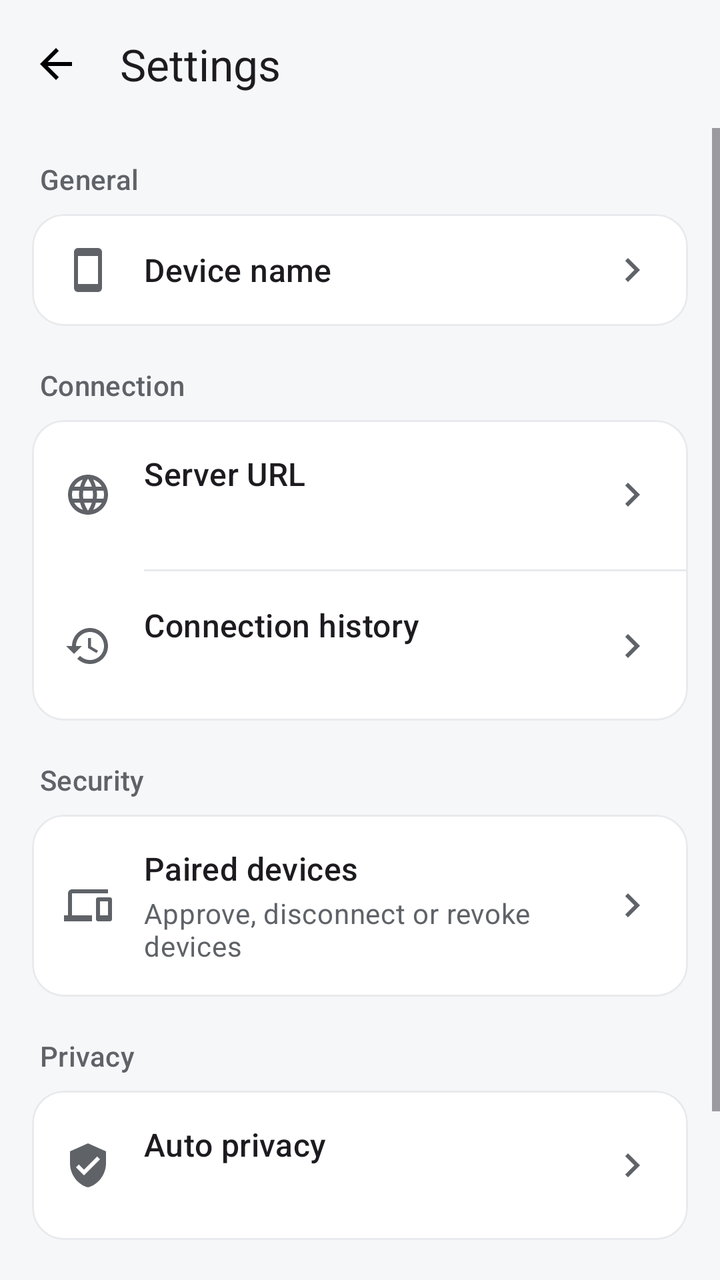
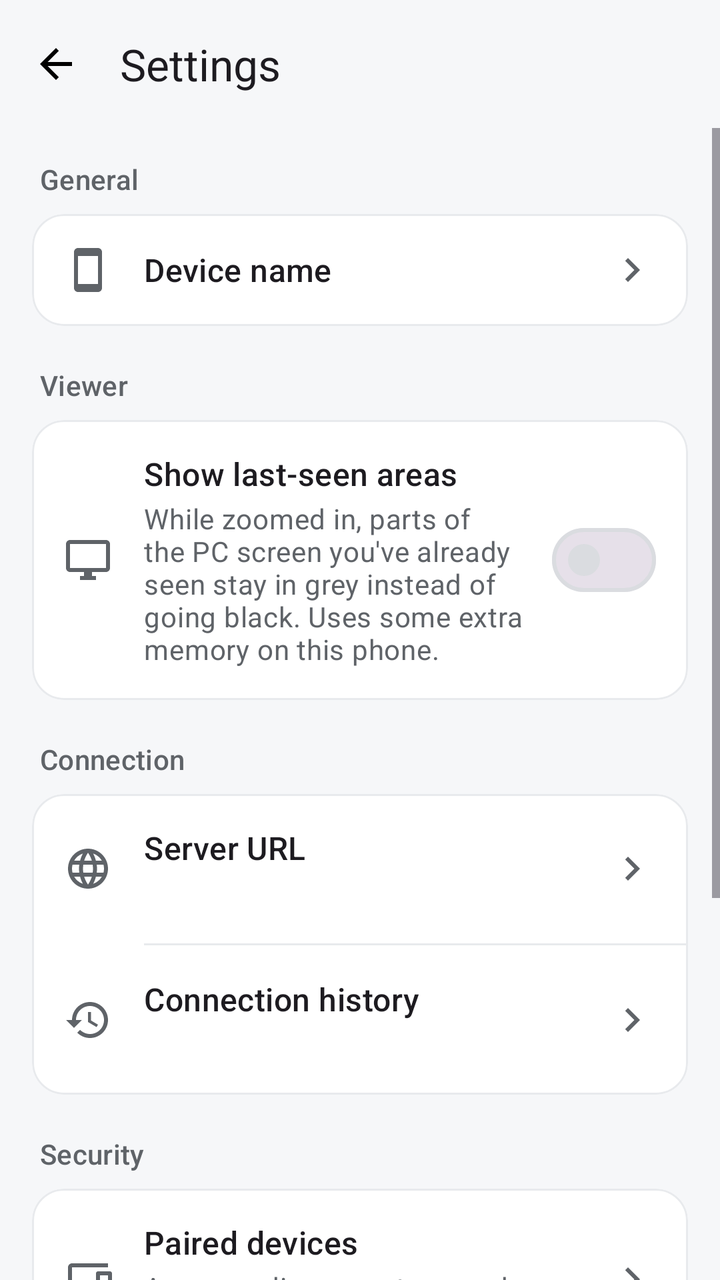

Compare the two renders of this Android layout. The source of the first and the diff that turns it into the second are given below.
<!-- AndroidManifest.xml: application theme Theme.RemoteDesktop -->
<!-- res/layout/activity_settings.xml -->
<?xml version="1.0" encoding="utf-8"?>
<LinearLayout xmlns:android="http://schemas.android.com/apk/res/android"
    xmlns:app="http://schemas.android.com/apk/res-auto"
    android:layout_width="match_parent"
    android:layout_height="match_parent"
    android:orientation="vertical">

    <com.google.android.material.appbar.MaterialToolbar
        android:id="@+id/toolbar"
        android:layout_width="match_parent"
        android:layout_height="?attr/actionBarSize"
        android:background="@android:color/transparent"
        app:navigationIcon="@drawable/ic_arrow_back"
        app:title="Settings" />

    <ScrollView
        android:layout_width="match_parent"
        android:layout_height="match_parent"
        android:fillViewport="true">

        <LinearLayout
            android:layout_width="match_parent"
            android:layout_height="wrap_content"
            android:orientation="vertical"
            android:padding="16dp">

            
            <TextView
                style="@style/RdSectionHeader"
                android:layout_marginTop="0dp"
                android:text="General" />

            <com.google.android.material.card.MaterialCardView
                android:layout_width="match_parent"
                android:layout_height="wrap_content"
                style="@style/RdCard">

                <LinearLayout
                    android:id="@+id/deviceNameRow"
                    android:layout_width="match_parent"
                    android:layout_height="wrap_content"
                    android:orientation="horizontal"
                    android:gravity="center_vertical"
                    android:padding="16dp"
                    android:background="?attr/selectableItemBackground">

                    <ImageView
                        style="@style/RdRowIcon"
                        android:importantForAccessibility="no"
                        android:src="@drawable/ic_smartphone"
                        app:tint="?attr/colorOnSurfaceVariant" />

                    <TextView
                        android:layout_width="0dp"
                        android:layout_height="wrap_content"
                        android:layout_weight="1"
                        android:text="Device name"
                        android:textAppearance="?attr/textAppearanceTitleMedium" />

                    <TextView
                        android:id="@+id/deviceNameValue"
                        android:layout_width="wrap_content"
                        android:layout_height="wrap_content"
                        android:layout_marginStart="8dp"
                        android:textAppearance="?attr/textAppearanceBodyMedium"
                        android:textColor="?attr/colorOnSurfaceVariant" />

                    <ImageView
                        android:layout_width="24dp"
                        android:layout_height="24dp"
                        android:importantForAccessibility="no"
                        android:src="@drawable/ic_chevron_right"
                        app:tint="?attr/colorOnSurfaceVariant" />
                </LinearLayout>
            </com.google.android.material.card.MaterialCardView>

            
            <TextView
                style="@style/RdSectionHeader"
                android:text="Connection" />

            <com.google.android.material.card.MaterialCardView
                android:layout_width="match_parent"
                android:layout_height="wrap_content"
                style="@style/RdCard">

                <LinearLayout
                    android:layout_width="match_parent"
                    android:layout_height="wrap_content"
                    android:orientation="vertical">

                    <LinearLayout
                        android:id="@+id/serverUrlRow"
                        android:layout_width="match_parent"
                        android:layout_height="wrap_content"
                        android:orientation="horizontal"
                        android:gravity="center_vertical"
                        android:padding="16dp"
                        android:background="?attr/selectableItemBackground">

                        <ImageView
                            style="@style/RdRowIcon"
                            android:importantForAccessibility="no"
                            android:src="@drawable/ic_globe"
                            app:tint="?attr/colorOnSurfaceVariant" />

                        <LinearLayout
                            android:layout_width="0dp"
                            android:layout_height="wrap_content"
                            android:layout_weight="1"
                            android:orientation="vertical">

                            <TextView
                                android:layout_width="match_parent"
                                android:layout_height="wrap_content"
                                android:text="Server URL"
                                android:textAppearance="?attr/textAppearanceTitleMedium" />

                            <TextView
                                android:id="@+id/serverUrlValue"
                                android:layout_width="match_parent"
                                android:layout_height="wrap_content"
                                android:layout_marginTop="2dp"
                                android:textAppearance="?attr/textAppearanceBodyMedium"
                                android:textColor="?attr/colorOnSurfaceVariant" />
                        </LinearLayout>

                        <ImageView
                            android:layout_width="24dp"
                            android:layout_height="24dp"
                            android:importantForAccessibility="no"
                            android:src="@drawable/ic_chevron_right"
                            app:tint="?attr/colorOnSurfaceVariant" />
                    </LinearLayout>

                    <com.google.android.material.divider.MaterialDivider
                        android:layout_width="match_parent"
                        android:layout_height="wrap_content"
                        android:layout_marginStart="56dp" />

                    <LinearLayout
                        android:id="@+id/connectionHistoryRow"
                        android:layout_width="match_parent"
                        android:layout_height="wrap_content"
                        android:orientation="horizontal"
                        android:gravity="center_vertical"
                        android:padding="16dp"
                        android:background="?attr/selectableItemBackground">

                        <ImageView
                            style="@style/RdRowIcon"
                            android:importantForAccessibility="no"
                            android:src="@drawable/ic_history"
                            app:tint="?attr/colorOnSurfaceVariant" />

                        <LinearLayout
                            android:layout_width="0dp"
                            android:layout_height="wrap_content"
                            android:layout_weight="1"
                            android:orientation="vertical">

                            <TextView
                                android:layout_width="match_parent"
                                android:layout_height="wrap_content"
                                android:text="@string/connection_history"
                                android:textAppearance="?attr/textAppearanceTitleMedium" />

                            <TextView
                                android:id="@+id/connectionHistoryValue"
                                android:layout_width="match_parent"
                                android:layout_height="wrap_content"
                                android:layout_marginTop="2dp"
                                android:textAppearance="?attr/textAppearanceBodyMedium"
                                android:textColor="?attr/colorOnSurfaceVariant" />
                        </LinearLayout>

                        <ImageView
                            android:layout_width="24dp"
                            android:layout_height="24dp"
                            android:importantForAccessibility="no"
                            android:src="@drawable/ic_chevron_right"
                            app:tint="?attr/colorOnSurfaceVariant" />
                    </LinearLayout>
                </LinearLayout>
            </com.google.android.material.card.MaterialCardView>

            
            <TextView
                style="@style/RdSectionHeader"
                android:text="Security" />

            <com.google.android.material.card.MaterialCardView
                android:layout_width="match_parent"
                android:layout_height="wrap_content"
                style="@style/RdCard">

                <LinearLayout
                    android:layout_width="match_parent"
                    android:layout_height="wrap_content"
                    android:orientation="vertical">

                    <LinearLayout
                        android:id="@+id/pairedDevicesRow"
                        android:layout_width="match_parent"
                        android:layout_height="wrap_content"
                        android:orientation="horizontal"
                        android:gravity="center_vertical"
                        android:padding="16dp"
                        android:background="?attr/selectableItemBackground">

                        <ImageView
                            style="@style/RdRowIcon"
                            android:importantForAccessibility="no"
                            android:src="@drawable/ic_devices"
                            app:tint="?attr/colorOnSurfaceVariant" />

                        <LinearLayout
                            android:layout_width="0dp"
                            android:layout_height="wrap_content"
                            android:layout_weight="1"
                            android:orientation="vertical">

                            <TextView
                                android:layout_width="match_parent"
                                android:layout_height="wrap_content"
                                android:text="Paired devices"
                                android:textAppearance="?attr/textAppearanceTitleMedium" />

                            <TextView
                                android:layout_width="match_parent"
                                android:layout_height="wrap_content"
                                android:layout_marginTop="2dp"
                                android:text="Approve, disconnect or revoke devices"
                                android:textAppearance="?attr/textAppearanceBodyMedium"
                                android:textColor="?attr/colorOnSurfaceVariant" />
                        </LinearLayout>

                        <ImageView
                            android:layout_width="24dp"
                            android:layout_height="24dp"
                            android:importantForAccessibility="no"
                            android:src="@drawable/ic_chevron_right"
                            app:tint="?attr/colorOnSurfaceVariant" />
                    </LinearLayout>

                </LinearLayout>
            </com.google.android.material.card.MaterialCardView>

            <TextView
                style="@style/RdSectionHeader"
                android:text="@string/privacy" />

            <com.google.android.material.card.MaterialCardView
                android:layout_width="match_parent"
                android:layout_height="wrap_content"
                style="@style/RdCard">

                <LinearLayout
                    android:id="@+id/autoPrivacyRow"
                    android:layout_width="match_parent"
                    android:layout_height="wrap_content"
                    android:orientation="horizontal"
                    android:gravity="center_vertical"
                    android:padding="16dp"
                    android:background="?attr/selectableItemBackground">

                    <ImageView
                        style="@style/RdRowIcon"
                        android:importantForAccessibility="no"
                        android:src="@drawable/ic_shield"
                        app:tint="?attr/colorOnSurfaceVariant" />

                    <LinearLayout
                        android:layout_width="0dp"
                        android:layout_height="wrap_content"
                        android:layout_weight="1"
                        android:orientation="vertical">

                        <TextView
                            android:layout_width="match_parent"
                            android:layout_height="wrap_content"
                            android:text="@string/auto_privacy"
                            android:textAppearance="?attr/textAppearanceTitleMedium" />

                        <TextView
                            android:id="@+id/autoPrivacyValue"
                            android:layout_width="match_parent"
                            android:layout_height="wrap_content"
                            android:layout_marginTop="2dp"
                            android:textAppearance="?attr/textAppearanceBodyMedium"
                            android:textColor="?attr/colorOnSurfaceVariant" />
                    </LinearLayout>

                    <ImageView
                        android:layout_width="24dp"
                        android:layout_height="24dp"
                        android:importantForAccessibility="no"
                        android:src="@drawable/ic_chevron_right"
                        app:tint="?attr/colorOnSurfaceVariant" />
                </LinearLayout>
            </com.google.android.material.card.MaterialCardView>

            
            <TextView
                style="@style/RdSectionHeader"
                android:text="About" />

            <com.google.android.material.card.MaterialCardView
                android:layout_width="match_parent"
                android:layout_height="wrap_content"
                style="@style/RdCard">

                <LinearLayout
                    android:layout_width="match_parent"
                    android:layout_height="wrap_content"
                    android:orientation="horizontal"
                    android:gravity="center_vertical"
                    android:padding="16dp">

                    <ImageView
                        style="@style/RdRowIcon"
                        android:importantForAccessibility="no"
                        android:src="@drawable/ic_info"
                        app:tint="?attr/colorOnSurfaceVariant" />

                    <TextView
                        android:layout_width="0dp"
                        android:layout_height="wrap_content"
                        android:layout_weight="1"
                        android:text="App version"
                        android:textAppearance="?attr/textAppearanceTitleMedium" />

                    <TextView
                        android:id="@+id/versionValue"
                        android:layout_width="wrap_content"
                        android:layout_height="wrap_content"
                        android:textAppearance="?attr/textAppearanceBodyMedium"
                        android:textColor="?attr/colorOnSurfaceVariant" />
                </LinearLayout>
            </com.google.android.material.card.MaterialCardView>
        </LinearLayout>
    </ScrollView>
</LinearLayout>
<!-- resources referenced by this layout -->
<resources>
  <!-- drawable ic_arrow_back (drawable) -->
  <vector xmlns:android="http://schemas.android.com/apk/res/android"
      android:width="24dp" android:height="24dp"
      android:viewportWidth="24" android:viewportHeight="24">
      <path android:fillColor="#FF000000"
          android:pathData="M20,11H7.83l5.59,-5.59L12,4l-8,8 8,8 1.41,-1.41L7.83,13H20v-2z"/>
  </vector>
  <!-- drawable ic_chevron_right (drawable) -->
  <vector xmlns:android="http://schemas.android.com/apk/res/android"
      android:width="24dp" android:height="24dp"
      android:viewportWidth="24" android:viewportHeight="24">
      <path android:fillColor="#FF000000"
          android:pathData="M10,6L8.59,7.41 13.17,12l-4.58,4.59L10,18l6,-6z"/>
  </vector>
  <!-- drawable ic_info (drawable) -->
  <vector xmlns:android="http://schemas.android.com/apk/res/android"
      android:width="24dp" android:height="24dp"
      android:viewportWidth="24" android:viewportHeight="24">
      <path android:fillColor="#FF000000"
          android:pathData="M12,2C6.48,2 2,6.48 2,12s4.48,10 10,10 10,-4.48 10,-10S17.52,2 12,2zM13,17h-2v-6h2v6zM13,9h-2V7h2v2z"/>
  </vector>
  <!-- drawable ic_shield (drawable) -->
  <vector xmlns:android="http://schemas.android.com/apk/res/android"
      android:width="24dp" android:height="24dp"
      android:viewportWidth="24" android:viewportHeight="24">
      <path android:fillColor="#FF000000"
          android:pathData="M12,1L3,5v6c0,5.55 3.84,10.74 9,12 5.16,-1.26 9,-6.45 9,-12V5L12,1zM10,17l-4,-4 1.41,-1.41L10,14.17l6.59,-6.59L18,9l-8,8z"/>
  </vector>
  <!-- drawable ic_smartphone (drawable) -->
  <vector xmlns:android="http://schemas.android.com/apk/res/android"
      android:width="24dp" android:height="24dp"
      android:viewportWidth="24" android:viewportHeight="24">
      <path android:fillColor="#FF000000"
          android:pathData="M17,1.01L7,1c-1.1,0 -2,0.9 -2,2v18c0,1.1 0.9,2 2,2h10c1.1,0 2,-0.9 2,-2V3c0,-1.1 -0.9,-1.99 -2,-1.99zM17,19H7V5h10v14z"/>
  </vector>
  <string name="auto_privacy">Auto privacy</string>
  <string name="connection_history">Connection history</string>
  <string name="privacy">Privacy</string>
  <style name="RdCard" parent="Widget.Material3.CardView.Outlined">
          <item name="cardBackgroundColor">?attr/colorSurface</item>
          <item name="strokeColor">?attr/colorOutlineVariant</item>
          <item name="strokeWidth">1dp</item>
          <item name="cardCornerRadius">16dp</item>
          <item name="cardElevation">0dp</item>
      </style>
  <style name="RdRowIcon">
          <item name="android:layout_width">24dp</item>
          <item name="android:layout_height">24dp</item>
          <item name="android:layout_gravity">center_vertical</item>
          <item name="android:layout_marginEnd">16dp</item>
      </style>
  <color name="rd_primary">#1A73E8</color>
  <color name="rd_on_primary">#FFFFFF</color>
  <color name="rd_primary_container">#D3E3FD</color>
  <color name="rd_on_primary_container">#041E49</color>
  <color name="rd_surface">#FFFFFF</color>
  <color name="rd_on_surface">#1F1F1F</color>
  <color name="rd_surface_variant">#F1F3F4</color>
  <color name="rd_on_surface_variant">#5F6368</color>
  <color name="rd_outline">#DADCE0</color>
  <color name="rd_outline_variant">#E8EAED</color>
  <color name="rd_background">#F6F7F9</color>
  <!-- unchanged entries left out for length: 5 -->
</resources>

<!-- the commit's change to res/layout/activity_settings.xml (unified diff, before → after) -->
@@ -77,6 +77,59 @@
             
             <TextView
                 style="@style/RdSectionHeader"
+                android:text="@string/viewer_section" />
+
+            <com.google.android.material.card.MaterialCardView
+                android:layout_width="match_parent"
+                android:layout_height="wrap_content"
+                style="@style/RdCard">
+
+                <LinearLayout
+                    android:layout_width="match_parent"
+                    android:layout_height="wrap_content"
+                    android:orientation="horizontal"
+                    android:gravity="center_vertical"
+                    android:padding="16dp">
+
+                    <ImageView
+                        style="@style/RdRowIcon"
+                        android:importantForAccessibility="no"
+                        android:src="@drawable/ic_monitor"
+                        app:tint="?attr/colorOnSurfaceVariant" />
+
+                    <LinearLayout
+                        android:layout_width="0dp"
+                        android:layout_height="wrap_content"
+                        android:layout_weight="1"
+                        android:orientation="vertical">
+
+                        <TextView
+                            android:layout_width="match_parent"
+                            android:layout_height="wrap_content"
+                            android:text="@string/show_last_seen_areas"
+                            android:textAppearance="?attr/textAppearanceTitleMedium" />
+
+                        <TextView
+                            android:layout_width="match_parent"
+                            android:layout_height="wrap_content"
+                            android:layout_marginTop="2dp"
+                            android:text="@string/show_last_seen_areas_description"
+                            android:textAppearance="?attr/textAppearanceBodyMedium"
+                            android:textColor="?attr/colorOnSurfaceVariant" />
+                    </LinearLayout>
+
+                    <com.google.android.material.materialswitch.MaterialSwitch
+                        android:id="@+id/showLastSeenAreasSwitch"
+                        android:layout_width="wrap_content"
+                        android:layout_height="wrap_content"
+                        android:layout_marginStart="8dp"
+                        android:contentDescription="@string/show_last_seen_areas" />
+                </LinearLayout>
+            </com.google.android.material.card.MaterialCardView>
+
+            
+            <TextView
+                style="@style/RdSectionHeader"
                 android:text="Connection" />
 
             <com.google.android.material.card.MaterialCardView
<!-- resource entries referenced after the edit -->
@@ -21,6 +21,13 @@
       <path android:fillColor="#FF000000"
           android:pathData="M12,2C6.48,2 2,6.48 2,12s4.48,10 10,10 10,-4.48 10,-10S17.52,2 12,2zM13,17h-2v-6h2v6zM13,9h-2V7h2v2z"/>
   </vector>
+  <!-- drawable ic_monitor (drawable) -->
+  <vector xmlns:android="http://schemas.android.com/apk/res/android"
+      android:width="24dp" android:height="24dp"
+      android:viewportWidth="24" android:viewportHeight="24">
+      <path android:fillColor="#FF000000"
+          android:pathData="M21,2H3C1.9,2 1,2.9 1,4v12c0,1.1 0.9,2 2,2h7v2H8v2h8v-2h-2v-2h7c1.1,0 2,-0.9 2,-2V4c0,-1.1 -0.9,-2 -2,-2zM21,16H3V4h18v12z"/>
+  </vector>
   <!-- drawable ic_shield (drawable) -->
   <vector xmlns:android="http://schemas.android.com/apk/res/android"
       android:width="24dp" android:height="24dp"
@@ -38,6 +45,9 @@
   <string name="auto_privacy">Auto privacy</string>
   <string name="connection_history">Connection history</string>
   <string name="privacy">Privacy</string>
+  <string name="show_last_seen_areas">Show last-seen areas</string>
+  <string name="show_last_seen_areas_description">While zoomed in, parts of the PC screen you\'ve already seen stay in grey instead of going black. Uses some extra memory on this phone.</string>
+  <string name="viewer_section">Viewer</string>
   <style name="RdCard" parent="Widget.Material3.CardView.Outlined">
           <item name="cardBackgroundColor">?attr/colorSurface</item>
           <item name="strokeColor">?attr/colorOutlineVariant</item>
